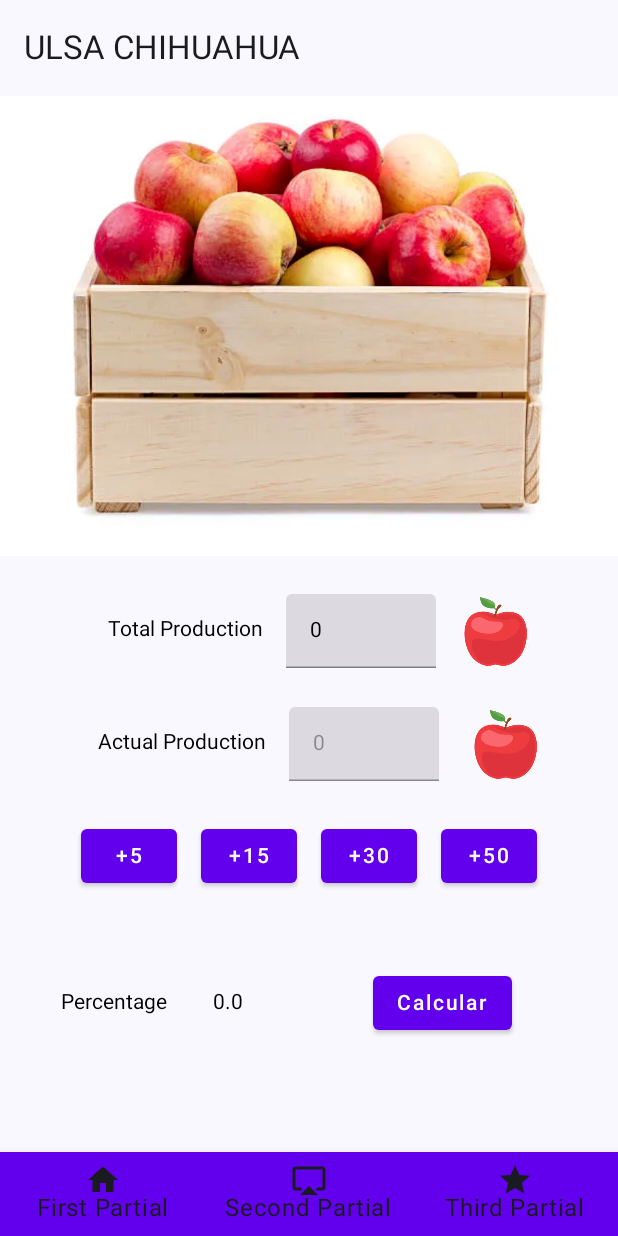
After one commit to hiramvarela/moviles1android, an Android app built with Jetpack Compose: the ApplesView screen opened through its navigation route, on a phone screen of 412 x 824 dp. The commit adds this screen. Run offline under Robolectric (Android 15) with nearby library versions, the phone set to English and light mode, and no system bars.

Commit message:
Examen parcial terminado

```diff
--- a/PDM123/app/src/main/java/com/example/pdm123/MainActivity.kt
+++ b/PDM123/app/src/main/java/com/example/pdm123/MainActivity.kt
@@ -25,6 +25,8 @@
 import androidx.navigation.compose.NavHost
 import androidx.navigation.compose.composable
 import androidx.navigation.compose.rememberNavController
+import com.example.pdm123.firstpartial.ApplesView
+import com.example.pdm123.firstpartial.ApplesViewModel
 import com.example.pdm123.firstpartial.CardsView
 import com.example.pdm123.firstpartial.CardsViewModel
 import com.example.pdm123.firstpartial.EvenOddView
@@ -104,6 +106,9 @@
         composable(NavRoutes.Salon.route) {
             SalonView(navController = navController, viewModel = SalonViewModel())
         }
+        composable(NavRoutes.Apples.route) {
+            ApplesView(navController = navController, viewModel = ApplesViewModel())
+        }
     }
 
 }
--- /dev/null
+++ b/PDM123/app/src/main/java/com/example/pdm123/firstpartial/ApplesView.kt
@@ -0,0 +1,185 @@
+package com.example.pdm123.firstpartial
+
+import androidx.compose.foundation.Image
+import androidx.compose.foundation.clickable
+import androidx.compose.foundation.layout.*
+import androidx.compose.foundation.text.KeyboardOptions
+import androidx.compose.material.Button
+import androidx.compose.material.Text
+import androidx.compose.material.TextField
+import androidx.compose.runtime.Composable
+import androidx.compose.runtime.remember
+import androidx.compose.ui.*
+import androidx.compose.ui.res.painterResource
+import androidx.compose.ui.text.input.KeyboardType
+import androidx.compose.ui.unit.dp
+import com.example.pdm123.R
+import androidx.compose.runtime.*
+import androidx.compose.foundation.background
+import androidx.compose.ui.graphics.Color
+import androidx.compose.ui.platform.LocalContext
+import androidx.compose.ui.res.stringResource
+import androidx.navigation.NavController
+
+@Composable
+fun ApplesView(navController: NavController, viewModel: ApplesViewModel) {
+    val totalProdRes by viewModel.totalProduction
+    val actualProdRes by viewModel.actualProduction
+    val percentageRes by viewModel.porcentaje
+    val context = LocalContext.current
+
+
+    var backgroundColor by remember { mutableStateOf(Color.Transparent) }
+
+
+
+    Column(
+        modifier = Modifier
+            .fillMaxSize()
+            .background(backgroundColor),
+        verticalArrangement = Arrangement.Top,
+        horizontalAlignment = Alignment.CenterHorizontally
+    ) {
+        Spacer(modifier = Modifier.height(50.dp))
+        Row(
+            horizontalArrangement = Arrangement.Center
+        ) {
+            Image(
+                painter = painterResource(id = R.drawable.rejas_manzanas),
+                contentDescription = "Manzanas"
+            )
+
+            Spacer(
+                modifier = Modifier
+
+                    .height(200.dp)
+            )
+        }
+        Spacer(modifier = Modifier.height(25.dp))
+        Row(
+            modifier = Modifier
+                .fillMaxWidth()
+                .wrapContentSize(Alignment.Center),
+            horizontalArrangement = Arrangement.Center
+        ) {
+            Text(
+                text = stringResource(id = R.string.total_production),
+                modifier = Modifier.padding(15.dp)
+            )
+
+            TextField(
+                value = viewModel.currentTotalProduction.value.toString(),
+                onValueChange = { viewModel.currentTotalProduction.value = it.toIntOrNull() ?: 0 },
+                keyboardOptions = KeyboardOptions.Default.copy(keyboardType = KeyboardType.Number),
+                modifier = Modifier
+                    .width(100.dp)
+                    .height(49.dp)
+
+
+            )
+
+
+            Spacer(
+                modifier = Modifier.width(15.dp)
+            )
+
+            Image(
+                painter = painterResource(id = R.drawable.manzanas),
+                contentDescription = "Manzana",
+                modifier = Modifier
+                    .height(50.dp)
+                    .width(50.dp)
+                    .clickable {
+                        viewModel.calculateTotalProdToast(context)
+                    }
+            )
+
+        }
+        Spacer(modifier = Modifier.height(25.dp))
+        Row(
+            modifier = Modifier
+                .fillMaxWidth()
+                .wrapContentSize(Alignment.Center),
+            horizontalArrangement = Arrangement.Center
+        ) {
+            Text(
+                text = stringResource(id = R.string.actual_production),
+                modifier = Modifier.padding(15.dp)
+            )
+            TextField(
+                value = viewModel.currentActualProduction.value.toString(),
+                onValueChange = {
+                    viewModel.currentActualProduction.value = it.toIntOrNull() ?: 0
+                },
+                modifier = Modifier
+                    .width(100.dp)
+                    .height(49.dp),
+                enabled = false
+            )
+            Spacer(
+                modifier = Modifier.width(20.dp)
+            )
+            Image(
+                painter = painterResource(id = R.drawable.manzanas),
+                contentDescription = "Manzana",
+                modifier = Modifier
+                    .height(50.dp)
+                    .width(50.dp)
+                    .clickable {
+                        viewModel.calculateActualProdToast(context)
+                    }
+            )
+        }
+        Spacer(modifier = Modifier.height(25.dp))
+        Row(
+            modifier = Modifier
+                .fillMaxWidth()
+                .wrapContentSize(Alignment.Center),
+            horizontalArrangement = Arrangement.Center
+        ) {
+            Button(
+                onClick = { viewModel.add5() },
+            ) {
+                Text(text = "+5")
+            }
+            Spacer(modifier = Modifier.width(16.dp))
+            Button(onClick = { viewModel.add15() }) {
+                Text(text = "+15")
+            }
+            Spacer(modifier = Modifier.width(16.dp))
+            Button(onClick = { viewModel.add30() }) {
+                Text(text = "+30")
+            }
+            Spacer(modifier = Modifier.width(16.dp))
+            Button(onClick = { viewModel.add50() }) {
+                Text(text = "+50")
+            }
+        }
+        Spacer(modifier = Modifier.height(50.dp))
+        Row(
+            modifier = Modifier
+                .fillMaxWidth()
+                .wrapContentSize(Alignment.Center),
+            horizontalArrangement = Arrangement.Center
+        ) {
+            Spacer(modifier = Modifier.width(25.dp))
+            Text(
+                text = stringResource(id = R.string.percetage),
+                modifier = Modifier.padding(15.dp)
+            )
+            Text(text = "${percentageRes}", modifier = Modifier.padding(15.dp))
+            Spacer(modifier = Modifier.height(50.dp))
+            Row(
+                modifier = Modifier
+                    .fillMaxWidth()
+                    .wrapContentSize(Alignment.Center),
+                horizontalArrangement = Arrangement.Center
+            ) {
+                Button(onClick = { viewModel.calculatePercentage(totalProdRes, actualProdRes) }) {
+                    Text(text = "Calcular")
+                }
+
+            }
+        }
+    }
+}
--- a/PDM123/app/src/main/java/com/example/pdm123/firstpartial/FirstPartialView.kt
+++ b/PDM123/app/src/main/java/com/example/pdm123/firstpartial/FirstPartialView.kt
@@ -43,5 +43,8 @@
         Button(onClick = {navController.navigate(route = "Salon")}) {
             Text(text = "Salon")
         }
+        Button(onClick = {navController.navigate(route = "Apples")}) {
+            Text(text = stringResource(id = R.string.apples))
+        }
     }
 }
--- a/PDM123/app/src/main/java/com/example/pdm123/navigation/NavRoutes.kt
+++ b/PDM123/app/src/main/java/com/example/pdm123/navigation/NavRoutes.kt
@@ -14,4 +14,5 @@
 
     object NumberComparator : NavRoutes("Number")
     object Salon : NavRoutes("Salon")
+    object Apples : NavRoutes("Apples")
 }
--- a/PDM123/app/src/main/res/values/strings.xml
+++ b/PDM123/app/src/main/res/values/strings.xml
@@ -21,6 +21,10 @@
     <string name="min">Min: </string>
     <string name="type3numbers">Please type 3 different numbers</string>
     <string name="typenumbers">Please type 3 numbers</string>
+    <string name="actual_production">Actual Production</string>
+    <string name="total_production">Total Production</string>
+    <string name="apples">Apples</string>
+    <string name="percetage">Percentage</string>
 
 
 </resources>
```
Also changed, not shown: PDM123/app/src/main/java/com/example/pdm123/firstpartial/ApplesViewModel.kt (added, +103 -0 lines), PDM123/app/src/main/res/drawable/manzanas.png (added), PDM123/app/src/main/res/drawable/rejas_manzanas.png (added), 1 other file.
